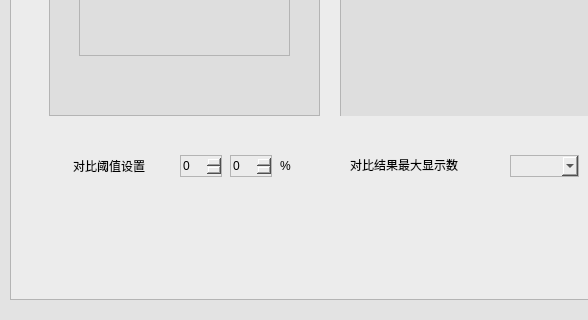
The window that UIModule/faceonetonpane.ui (zhangjianscc/ZMClient) describes before a commit, drawn with Qt 5; both pictures show x 0 to 588 and y 400 to 720 of the 1100 by 720 pixel window.
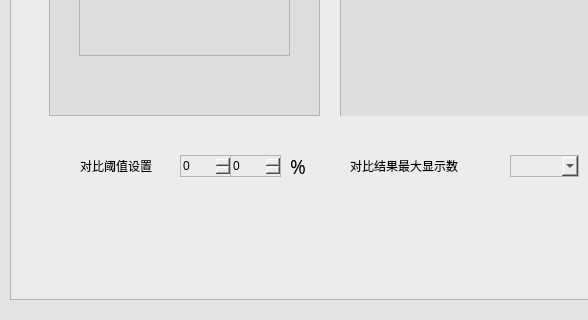
The same window after the commit. Icons and pictures are not drawn.

Diff of the .ui file:
```diff
--- a/UIModule/faceonetonpane.ui
+++ b/UIModule/faceonetonpane.ui
@@ -319,10 +319,10 @@
            <widget class="QLabel" name="label_5">
             <property name="geometry">
              <rect>
-              <x>63</x>
+              <x>70</x>
               <y>510</y>
               <width>101</width>
-              <height>21</height>
+              <height>22</height>
              </rect>
             </property>
             <property name="styleSheet">
@@ -338,7 +338,7 @@
              <rect>
               <x>170</x>
               <y>510</y>
-              <width>42</width>
+              <width>51</width>
               <height>22</height>
              </rect>
             </property>
@@ -348,7 +348,7 @@
              <rect>
               <x>220</x>
               <y>510</y>
-              <width>42</width>
+              <width>51</width>
               <height>22</height>
              </rect>
             </property>
@@ -356,12 +356,21 @@
            <widget class="QLabel" name="label_6">
             <property name="geometry">
              <rect>
-              <x>270</x>
+              <x>280</x>
               <y>510</y>
               <width>41</width>
-              <height>21</height>
+              <height>22</height>
              </rect>
             </property>
+            <property name="font">
+             <font>
+              <family>黑体</family>
+              <pointsize>14</pointsize>
+              <weight>50</weight>
+              <italic>false</italic>
+              <bold>false</bold>
+             </font>
+            </property>
             <property name="styleSheet">
              <string notr="true">border:none;
 font: 14pt &quot;黑体&quot;;</string>
@@ -376,7 +385,7 @@
               <x>340</x>
               <y>510</y>
               <width>151</width>
-              <height>20</height>
+              <height>22</height>
              </rect>
             </property>
             <property name="styleSheet">
```
